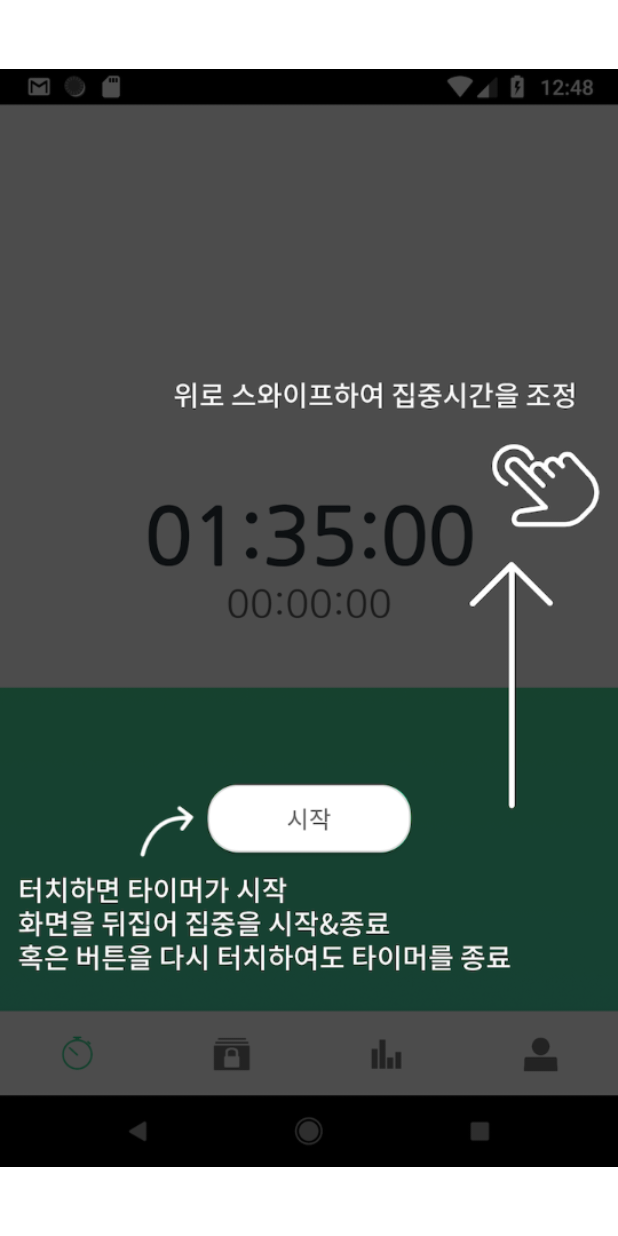
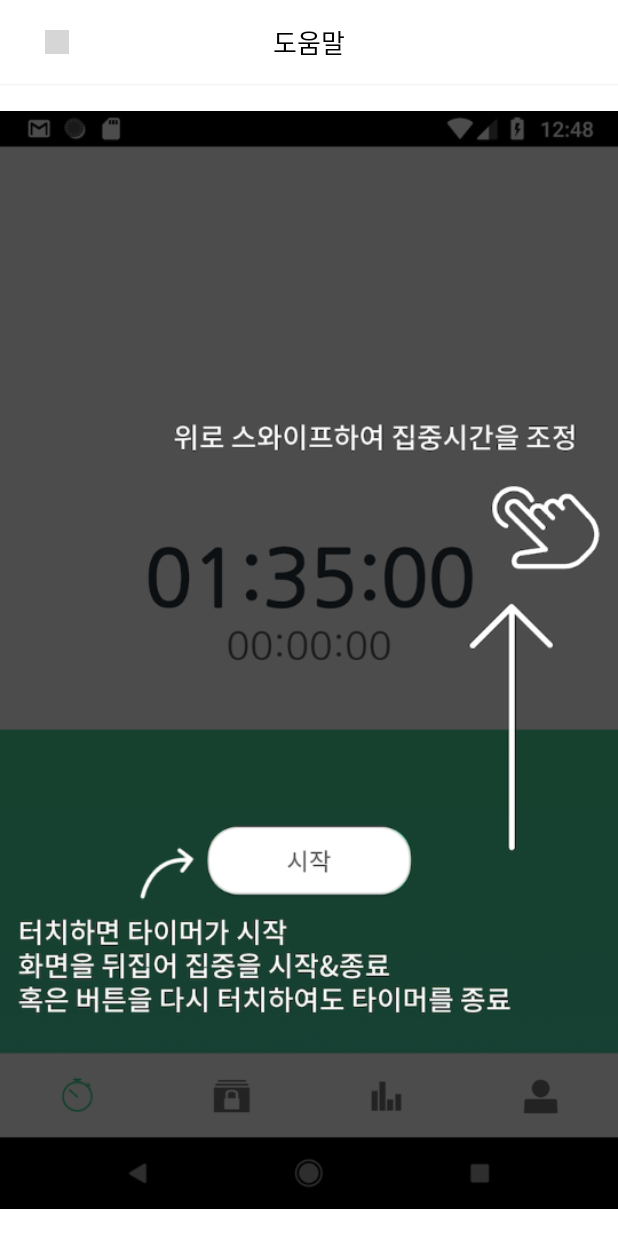
Before and after one commit to deadlinestudio/Lockey, an Android app: the screen it shows after launch once a user with an empty profile is signed in (HelpActivity), on a phone screen of 412 x 824 dp. Run offline under Robolectric (Android 15) with nearby library versions, the phone set to English and light mode, and no system bars; libraries missing offline, so code that uses them is left out: com.github.mikephil.charting, com.triggertrap.seekarc; 48 statements that could not run were skipped; grey boxes are pictures that could not be loaded.

Commit message:
디테일또수정

```diff
--- a/app/src/main/java/com/deadlinestudio/lockey/presenter/Activity/HelpActivity.java
+++ b/app/src/main/java/com/deadlinestudio/lockey/presenter/Activity/HelpActivity.java
@@ -4,6 +4,9 @@ import android.os.Bundle;
 import android.support.v4.app.Fragment;
 import android.support.v4.view.ViewPager;
 import android.support.v7.app.AppCompatActivity;
+import android.view.View;
+import android.widget.Button;
+import android.widget.ImageView;
 
 import com.deadlinestudio.lockey.R;
 import com.deadlinestudio.lockey.presenter.Adapter.AdapterHelp;
@@ -15,10 +18,14 @@ import com.deadlinestudio.lockey.presenter.Fragment.FragmentHelpTwo;
 
 public class HelpActivity extends AppCompatActivity {
     int MAX_PAGE=5;
+    ImageView exitBtn;
     @Override
     protected void onCreate(Bundle savedInstanceState) {
         super.onCreate(savedInstanceState);
         setContentView(R.layout.activity_help);
+        exitBtn = findViewById(R.id.helpCancel);
+
+
         ViewPager viewPager=(ViewPager)findViewById(R.id.helpPager);
         viewPager.setOffscreenPageLimit(MAX_PAGE);
         AdapterHelp adapterHelp = new AdapterHelp(getSupportFragmentManager());
@@ -37,5 +44,12 @@ public class HelpActivity extends AppCompatActivity {
 
         viewPager.setAdapter(adapterHelp);
         viewPager.setCurrentItem(0);
+        exitBtn.setOnClickListener(new Button.OnClickListener() {
+            @Override
+            public void onClick(View view) {
+                finish();
+            }
+        });
     }
+
 }
--- a/app/src/main/java/com/deadlinestudio/lockey/presenter/Activity/MainActivity.java
+++ b/app/src/main/java/com/deadlinestudio/lockey/presenter/Activity/MainActivity.java
@@ -84,7 +84,6 @@ public class MainActivity extends AppCompatActivity {
             editor.commit();
 
             // 앱 최초 실행시 하고 싶은 작업
-            Log.v("aaaaa","asd");
             Intent intent = new Intent(getBaseContext(),HelpActivity.class);
             startActivity(intent);
         }
--- a/app/src/main/java/com/deadlinestudio/lockey/presenter/Adapter/AdapterSetting.java
+++ b/app/src/main/java/com/deadlinestudio/lockey/presenter/Adapter/AdapterSetting.java
@@ -16,6 +16,7 @@ import com.deadlinestudio.lockey.R;
 import com.deadlinestudio.lockey.control.NetworkTask;
 import com.deadlinestudio.lockey.model.User;
 import com.deadlinestudio.lockey.presenter.Activity.GoogleLoginActivity;
+import com.deadlinestudio.lockey.presenter.Activity.HelpActivity;
 import com.deadlinestudio.lockey.presenter.Activity.KakaoLoginActivity;
 import com.deadlinestudio.lockey.presenter.Activity.LoginActivity;
 import com.deadlinestudio.lockey.presenter.Activity.MainActivity;
@@ -68,6 +69,9 @@ public class AdapterSetting extends RecyclerView.Adapter<ViewHolderSetting> {
                     public void onClick(View view) {
                         switch (mode){
                             case 0: // 도움말
+                                intent = new Intent(mainActivity, HelpActivity.class);
+                                intent.setFlags(Intent.FLAG_ACTIVITY_REORDER_TO_FRONT);
+                                mainActivity.startActivity(intent);
                                 break;
                             case 1: // 데이터 초기화
                                 if(mainActivity.getSns().equals("4") == true) {
--- a/app/src/main/java/com/deadlinestudio/lockey/presenter/Fragment/FragmentHelpFive.java
+++ b/app/src/main/java/com/deadlinestudio/lockey/presenter/Fragment/FragmentHelpFive.java
@@ -22,16 +22,8 @@ public class FragmentHelpFive extends Fragment {
     public View onCreateView(@NonNull LayoutInflater inflater, @Nullable ViewGroup container, @Nullable Bundle savedInstanceState) {
         ViewGroup rootView = (ViewGroup) inflater.inflate(R.layout.fragment_help, container, false);
         helpImg = rootView.findViewById(R.id.helpImg);
-        confirmBtn = rootView.findViewById(R.id.helpConfirmBtn);
         helpImg.setImageDrawable(getResources().getDrawable(R.drawable.help5));
-        confirmBtn.setVisibility(View.VISIBLE);
 
-        confirmBtn.setOnClickListener(new Button.OnClickListener() {
-            @Override
-            public void onClick(View view) {
-                getActivity().finish();
-            }
-        });
         return rootView;
     }
 }
--- a/app/src/main/res/layout/activity_help.xml
+++ b/app/src/main/res/layout/activity_help.xml
@@ -5,13 +5,39 @@
     android:layout_width="match_parent"
     android:layout_height="match_parent">
 
+    <android.support.v7.widget.Toolbar
+        android:id="@+id/helpToolbar"
+        android:layout_width="match_parent"
+        android:layout_height="?attr/actionBarSize"
+        android:elevation="1dp"
+        android:background="@color/colorWhite"
+        android:gravity="center_vertical"
+        app:layout_constraintTop_toTopOf="parent">
+        <TextView
+            android:layout_width="wrap_content"
+            android:layout_height="wrap_content"
+            android:textColor="@color/colorBlack"
+            android:textSize="17sp"
+            android:text="@string/help"
+            app:fontFamily="@font/my_font_family"
+            android:includeFontPadding="false"
+            android:layout_gravity="center"/>
+        <ImageView
+            android:id="@+id/helpCancel"
+            android:layout_width="16dp"
+            android:layout_height="16dp"
+            android:layout_marginStart="30dp"
+            android:layout_gravity="start"
+            app:srcCompat="@drawable/close_btn_img_black" />
+    </android.support.v7.widget.Toolbar>
+
     <android.support.v4.view.ViewPager
         android:id="@+id/helpPager"
         android:layout_width="match_parent"
         android:layout_height="match_parent"
+        android:layout_marginTop="?attr/actionBarSize"
         app:layout_constraintBottom_toBottomOf="parent"
         app:layout_constraintEnd_toEndOf="parent"
-        app:layout_constraintStart_toStartOf="parent"
-        app:layout_constraintTop_toTopOf="parent">
+        app:layout_constraintStart_toStartOf="parent">
     </android.support.v4.view.ViewPager>
 </android.support.constraint.ConstraintLayout>
--- a/app/src/main/res/layout/fragment_help.xml
+++ b/app/src/main/res/layout/fragment_help.xml
@@ -21,14 +21,15 @@
     <Button
         android:id="@+id/helpConfirmBtn"
         android:layout_width="match_parent"
-        android:layout_height="55dp"
+        android:layout_height="50dp"
         android:layout_marginStart="20dp"
         android:layout_marginEnd="20dp"
         android:layout_marginBottom="32dp"
-        android:background="@drawable/btn_hard_round"
+        android:background="@drawable/btn_hard_round_color"
         android:visibility="invisible"
-        android:text="@string/confirm"
+        android:text="@string/helpclose"
         android:textSize="18sp"
+        android:textColor="@color/colorWhite"
         app:fontFamily="@font/my_font_family"
         android:includeFontPadding="false"
         app:layout_constraintBottom_toBottomOf="parent"
--- a/app/src/main/res/values/strings.xml
+++ b/app/src/main/res/values/strings.xml
@@ -30,7 +30,8 @@
     <string name="start">시작</string>
     <string name="stop">정지</string>
     <string name="confirm">확인</string>
-    <string name="close">닫기</string>
+    <string name="help">도움말</string>
+    <string name="helpclose">도움말 닫기</string>
     <!--Login Activity-->
     <string name="loginInfoTitle">효율적인 시간 관리 서비스</string>
     <string name="loginInfosubTitle">당신의 시간은 항상 소중하니까</string>
```
